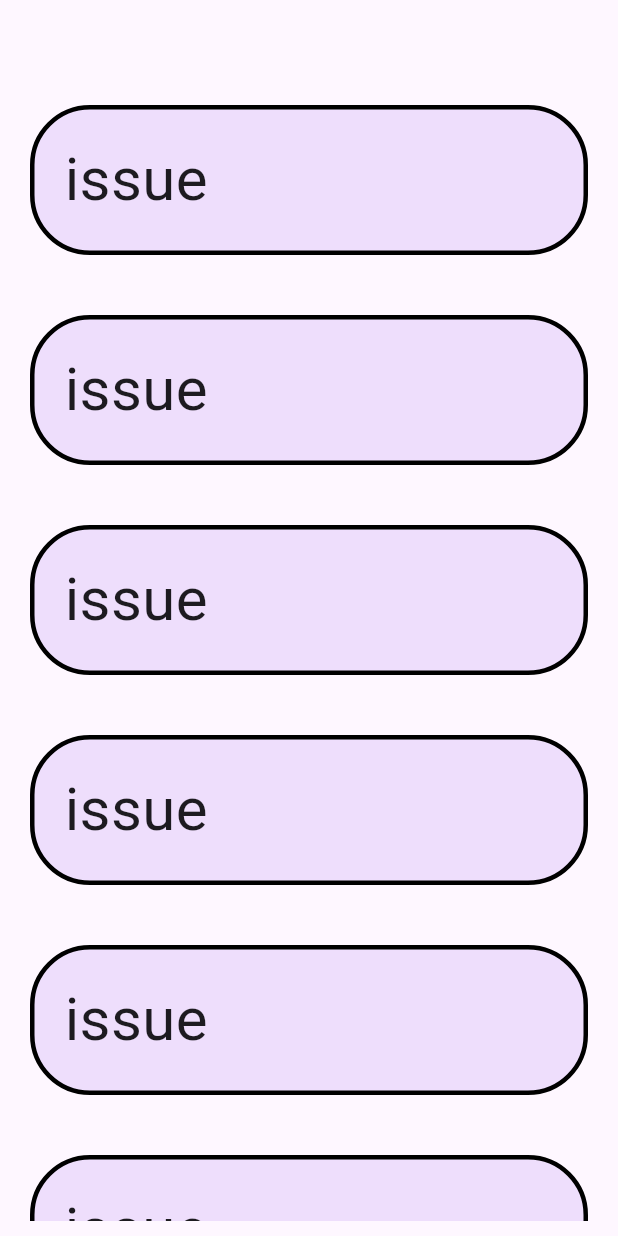
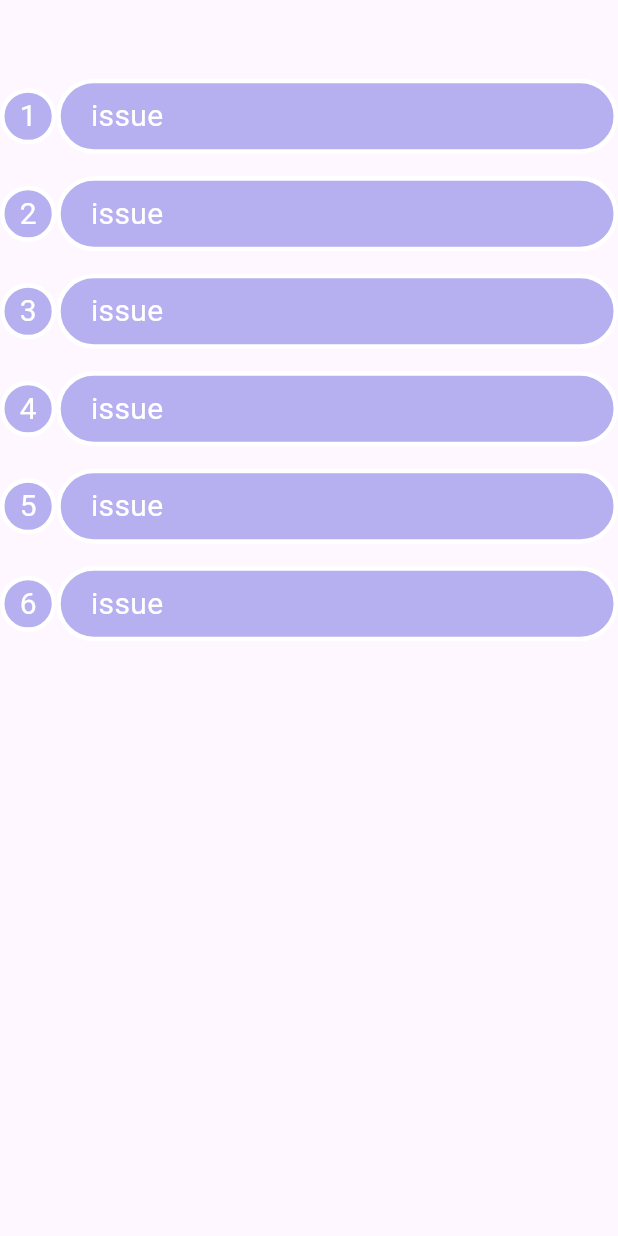
Before and after one commit to Pitza2/hackathon-app, a Flutter app: the HomeScreen screen opened by its route, on a phone screen of 412 x 824 dp. Run offline on Flutter 3.47's test engine with Material 3 defaults, Android fonts, the light colour scheme and no system bars.

Commit message:
ui prettier part 2

```diff
--- a/hackathonApp/lib/Screens/HomeScreen.dart
+++ b/hackathonApp/lib/Screens/HomeScreen.dart
@@ -1,3 +1,4 @@
+
 import 'package:flutter/material.dart';
 import 'package:hackathon_app/Screens/IssueViewScreen.dart';
 
@@ -9,34 +10,51 @@ class HomeScreen extends StatefulWidget {
   @override
   State<HomeScreen> createState() => _HomeScreenState();
 }
+
 class IssueEntry extends StatelessWidget {
   String issueTitle = "issue";
-  IssueEntry(Key? key):super(key:key);
+
+  IssueEntry(Key? key) : super(key: key);
+
   @override
   Widget build(BuildContext context) {
-
     return GestureDetector(
-       onTap: (){
-         Navigator.of(context).push(
-             MaterialPageRoute(
-               builder: (context) => IssueViewScreen(this.issueTitle+this.key.toString()),
+        onTap: () {
+          Navigator.of(context).push(MaterialPageRoute(
+            builder: (context) =>
+                IssueViewScreen(this.issueTitle + this.key.toString()),
           ));
         },
-      child:  Container(
-      height: 100,
-      width: double.infinity,
+        child: Container(
+          margin: EdgeInsets.only(bottom: 10),
+          child: Row(
+            mainAxisAlignment: MainAxisAlignment.start,
+            children: [
+              Container(
+                padding: EdgeInsets.all(10),
+                decoration: BoxDecoration(
+                  color: const Color.fromRGBO(110, 103, 226,20).withOpacity(0.5),
+                  border: Border.all(color: Colors.white, width: 3),
+                  shape: BoxShape.circle
+                ),
+                child: Text(key.toString().replaceAll(RegExp(r"[\[\]\<\>\']"), ""), style: TextStyle(fontSize: 20, color: Colors.white),),
+              ),
+              Expanded(
+                  child: Container(
+                height: 50,
                 alignment: Alignment.centerLeft,
-      margin: const EdgeInsets.all(20),
                 padding: const EdgeInsets.only(left: 20),
                 decoration: BoxDecoration(
-        color: const Color.fromARGB(34,135, 57, 229),
-        border: Border.all(color: Colors.black, width: 3),
+                  color: const Color.fromRGBO(110, 103, 226,20).withOpacity(0.5),
+                  border: Border.all(color: Colors.white, width: 3),
                   borderRadius: BorderRadius.circular(40.0),
                 ),
-      child: Text(issueTitle, style: TextStyle(fontSize: 40)),
+                child: Text(issueTitle, style: TextStyle(fontSize: 20, color: Colors.white)),
+              ))
+            ],
+          ),
         ));
   }
-
 }
 
 class _HomeScreenState extends State<HomeScreen> {
@@ -55,7 +73,7 @@ class _HomeScreenState extends State<HomeScreen> {
     return Scaffold(
         body: Center(
             child: Container(
-              margin: EdgeInsets.only(top: 50,bottom: 10),
+      margin: EdgeInsets.only(top: 50, bottom: 10),
       child: ListView(
         children: issues,
       ),
```
Also changed, not shown: hackathonApp/lib/Screens/IssueViewScreen.dart (+4 -3 lines), hackathonApp/lib/Screens/RegisterScreen.dart (+10 -1 lines). Lines whose indentation alone changed are shown as unchanged.
